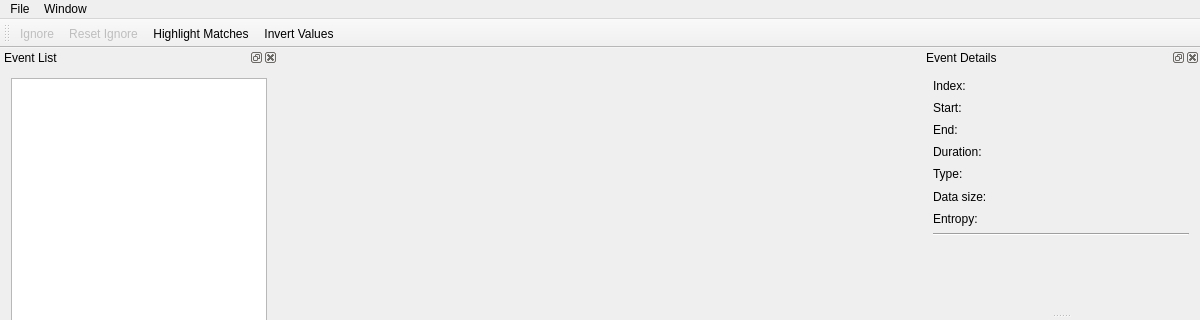
Above: nandseewindow.ui from xobs/nandsee before the change; both pictures show x 0 to 1200 and y 0 to 320 of the 1200 by 896 pixel window. Below: the same form after it.
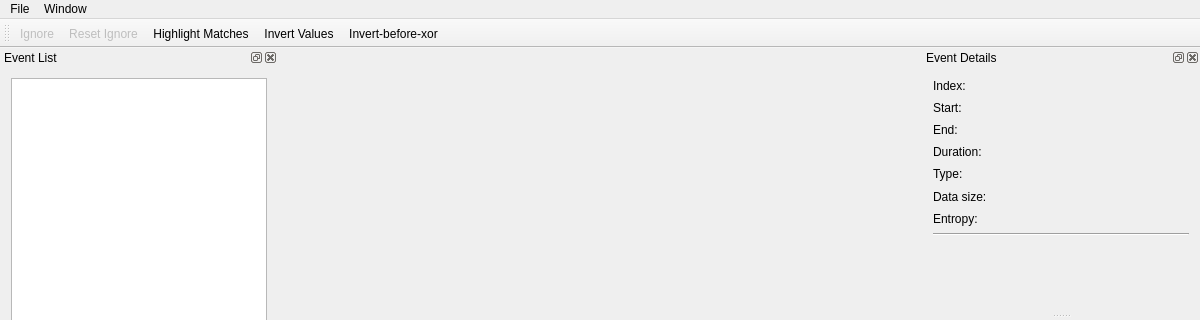
That is the form after the change. Custom widgets are drawn as their Qt base class.

Commit message:
nandseewindow: Add invert-before-xor command
This can be useful for finding xor tables.

Patch:
```diff
--- a/nandseewindow.ui
+++ b/nandseewindow.ui
@@ -61,6 +61,7 @@
    <addaction name="unignoreEventsAction"/>
    <addaction name="actionHighlightMatches"/>
    <addaction name="actionInvertValues"/>
+   <addaction name="actionInvertBeforeXor"/>
   </widget>
   <widget class="QStatusBar" name="statusBar"/>
   <widget class="QDockWidget" name="eventListDock">
@@ -512,6 +513,14 @@
     <string>Stats</string>
    </property>
   </action>
+  <action name="actionInvertBeforeXor">
+   <property name="checkable">
+    <bool>true</bool>
+   </property>
+   <property name="text">
+    <string>Invert-before-xor</string>
+   </property>
+  </action>
  </widget>
  <layoutdefault spacing="6" margin="11"/>
  <customwidgets>
```
The commit also changes 2 other files.
